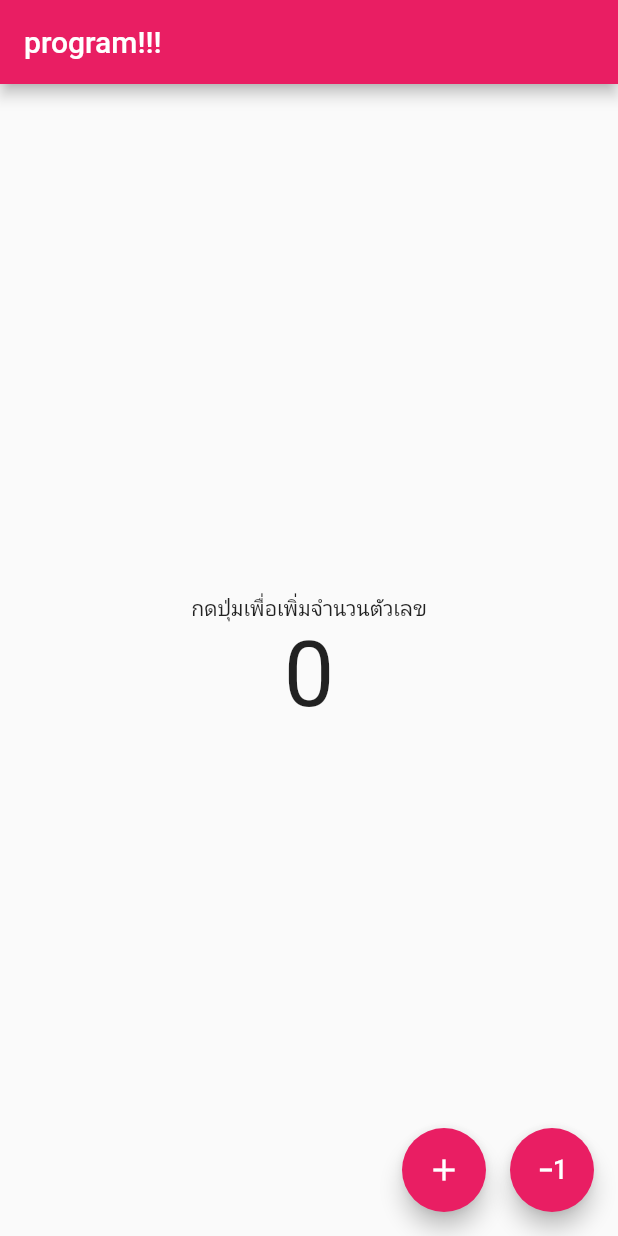
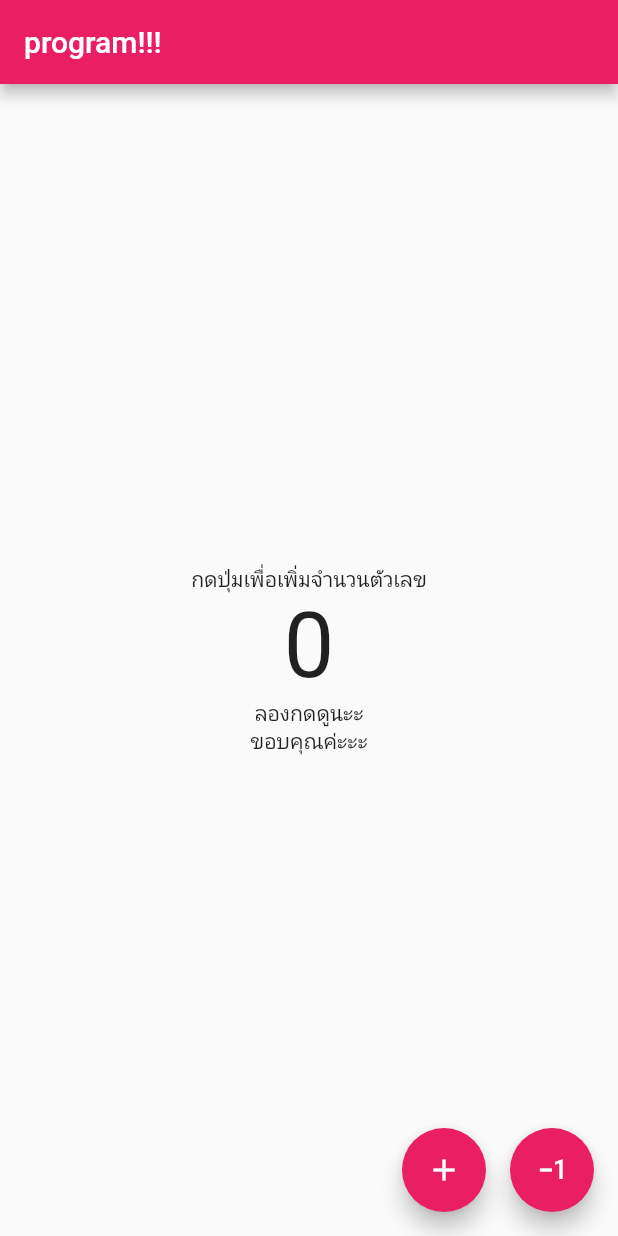
Before and after one commit to napassorn29/basic_flutter, a Flutter app: the screen it shows after launch, on a phone screen of 412 x 824 dp. Run offline on Flutter 3.47's test engine with Material 2 defaults, Android fonts, the phone set to English and light mode, and no system bars.

Commit message:
change text to list text

```diff
--- a/basic_flutter/basic_flutter/lib/main.dart
+++ b/basic_flutter/basic_flutter/lib/main.dart
@@ -38,19 +38,26 @@ class _MyHomePageState extends State<MyHomePage> {
 
   @override
   Widget build(BuildContext context) {
+    List<Widget> data = [];
+    data.add(Text("กดปุ่มเพื่อเพิ่มจำนวนตัวเลข"));
+    data.add(
+      Text(
+        "$number",
+        style: TextStyle(fontSize: 60),
+      ),
+    );
+    data.add(Text("ลองกดดูนะะ"));
+    data.add(Text("ขอบคุณค่ะะะ"));
+
     return Scaffold(
       appBar: AppBar(
         title: Text("program!!!"),
       ),
       body: Center(
-        child: Column(mainAxisAlignment: MainAxisAlignment.center, children: [
-          Text("กดปุ่มเพื่อเพิ่มจำนวนตัวเลข"),
-          //number.tostring(),
-          Text(
-            "$number",
-            style: TextStyle(fontSize: 60),
-          ),
-        ]),
+        child: Column(
+          mainAxisAlignment: MainAxisAlignment.center,
+          children: data,
+        ),
       ),
       floatingActionButton: Row(
         mainAxisAlignment: MainAxisAlignment.end,
```
